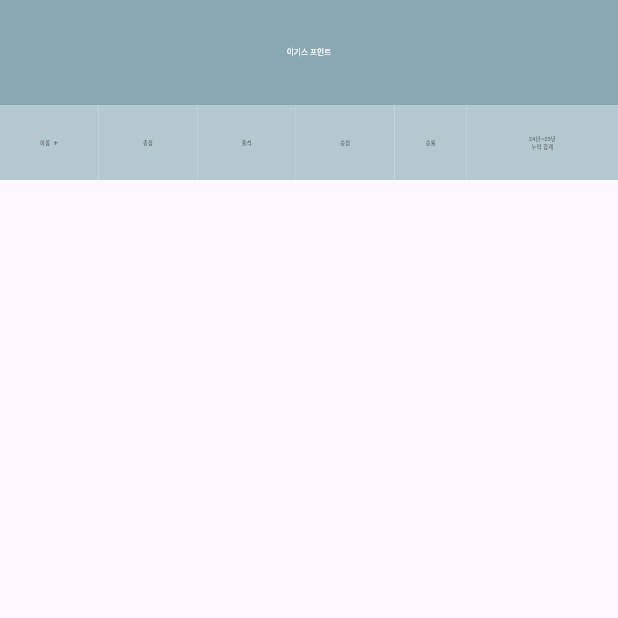
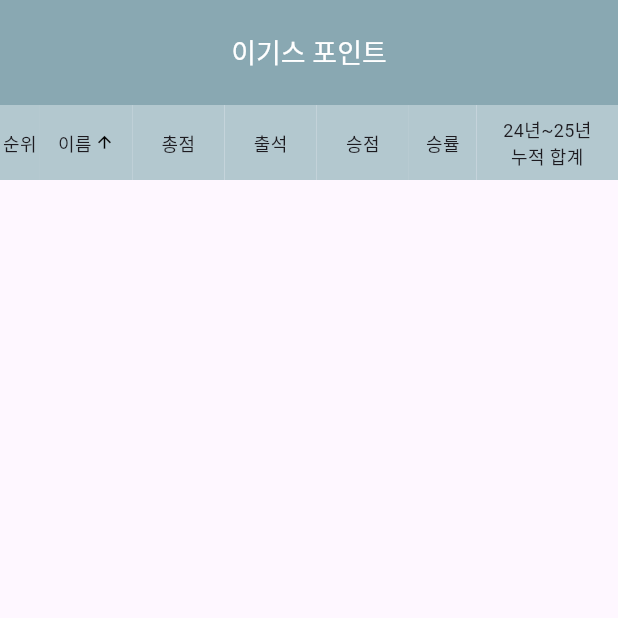
Before and after one commit to soogil/basketball_records_app, a Flutter app: the screen it shows after launch, after a tap on "이름", on a phone screen of 412 x 824 dp, the top half of it. Run offline on Flutter 3.47's test engine with Material 3 defaults, Android fonts, the light colour scheme and no system bars; our stand-ins replace cloud_firestore, firebase_core, flutter_riverpod, flutter_screenutil, flutter_sticky_header, freezed_annotation and 3 more; accounts and stored records are empty; generated files the repository leaves out were written again.

Commit message:
순위 컬럼 추가

```diff
--- a/lib/data/model/player_model.dart
+++ b/lib/data/model/player_model.dart
@@ -61,8 +61,10 @@
 }
 
 extension PlayerModelPresentation on PlayerModel {
-  String valueByColumn(PlayerColumn column) {
+  String valueByColumn(PlayerColumn column, {int? index}) {
     switch (column) {
+      case PlayerColumn.rank:
+        return index == null ? '0' : '$index';
       case PlayerColumn.name:
         return name;
       case PlayerColumn.winScore:
@@ -107,6 +109,7 @@
 extension PlayerColumnExtension on PlayerColumn {
   String get label {
     switch (this) {
+      case PlayerColumn.rank: return '순위';
       case PlayerColumn.name: return '이름';
       case PlayerColumn.winScore: return '승점';
       case PlayerColumn.accumulatedScore: return '24년~25년\n누적 합계';
@@ -118,6 +121,7 @@
 }
 
 enum PlayerColumn {
+  rank(65),
   name(150),
   totalScore(150),
   attendanceScore(150),
--- a/lib/presentation/view/main_page.dart
+++ b/lib/presentation/view/main_page.dart
@@ -1,4 +1,3 @@
-import 'package:flutter_screenutil/flutter_screenutil.dart';
 import 'package:iggys_point/core/router/app_pages.dart';
 import 'package:iggys_point/core/theme/br_color.dart';
 import 'package:iggys_point/data/model/player_model.dart';
@@ -258,12 +257,24 @@
     return Row(
       children: PlayerColumn.values.map((col) {
         final isSorted = viewModel.sortColumn == col;
+        final isRank = col == PlayerColumn.rank;
+
         return Expanded(
           flex: col.flex,
           child: Container(
             color: BRColors.greenCf,
             height: 50,
-            child: InkWell(
+            child: isRank
+                ? Center(
+              child: Text(
+                col.label,
+                textAlign: TextAlign.center,
+                style: TextStyle(
+                  fontSize: 16.0.responsiveFontSize(context, minFontSize: 12),
+                ),
+              ),
+            )
+                : InkWell(
               onTap: () => viewModel.sortPlayersOnTable(col),
               child: Row(
                 mainAxisAlignment: MainAxisAlignment.center,
@@ -323,7 +334,7 @@
                       mainAxisAlignment: MainAxisAlignment.center,
                       children: [
                         Text(
-                          player.valueByColumn(col),
+                          player.valueByColumn(col, index: index + 1),
                           textAlign: TextAlign.center,
                           style: TextStyle(
                             color: col == PlayerColumn.accumulatedScore
@@ -353,7 +364,7 @@
   double responsiveFontSize(BuildContext context, {double? minFontSize}) {
     final width = MediaQuery.of(context).size.width;
     if (width < 600 && minFontSize != null) {
-      return minFontSize.sp;
+      return minFontSize;
     }
     return this;
   }
--- a/lib/presentation/viewmodel/player_list_view_model.dart
+++ b/lib/presentation/viewmodel/player_list_view_model.dart
@@ -80,6 +80,9 @@
         case PlayerColumn.winRate:
           compare = a.winRate.compareTo(b.winRate);
           break;
+        case PlayerColumn.rank:
+          compare = 0; // 실제로는 이 케이스에 안옴
+          break;
       }
       return _sortAscending ? compare : -compare;
     });
```
Also changed, not shown: 1 other file.
